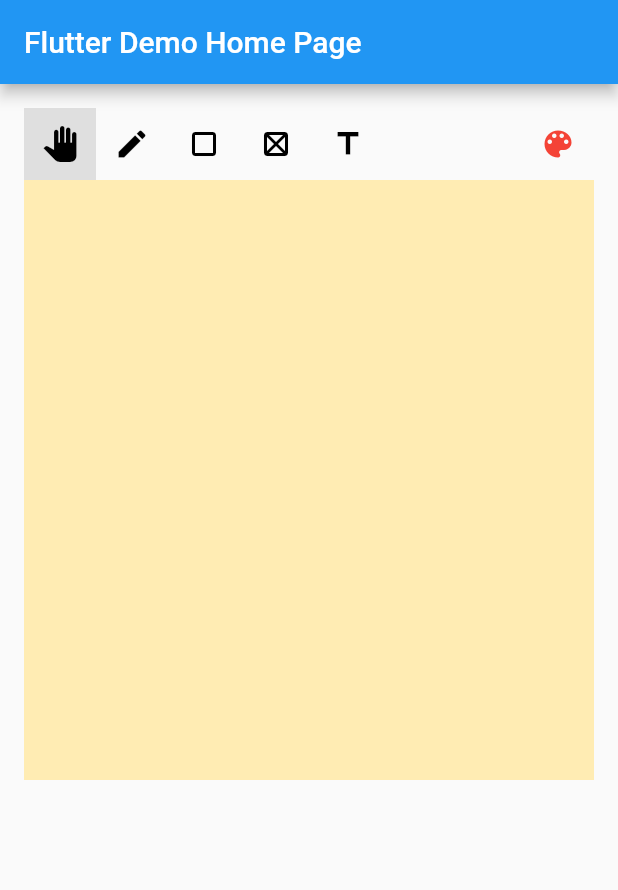
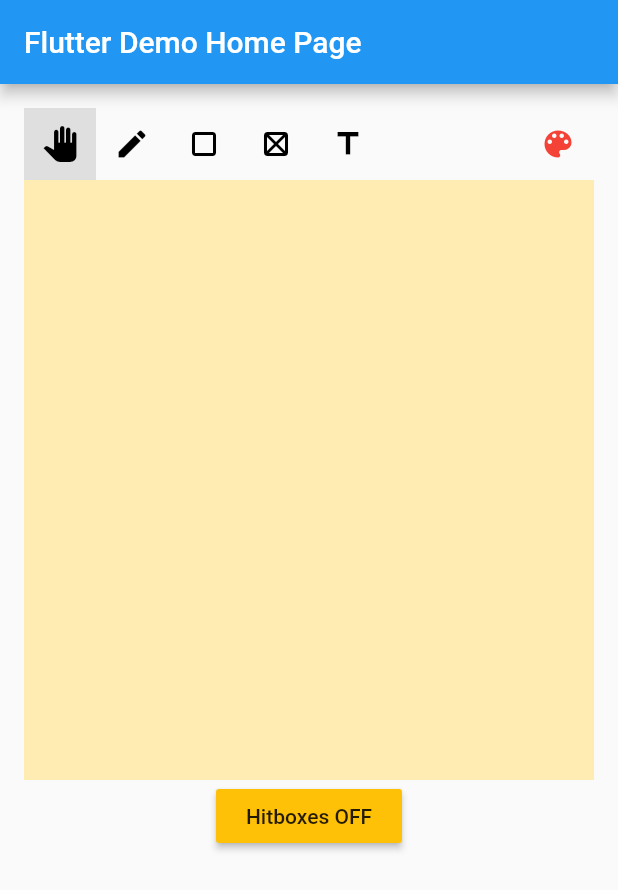
Before and after one commit to graknol/window_paint, a Flutter app: the screen it shows after launch, on a phone screen of 412 x 824 dp. Shown: the top 890 px of the screen. Run offline on Flutter 3.47's test engine with Material 2 defaults, Android fonts, the phone set to English and light mode, and no system bars; our stand-ins replace flutter_colorpicker.

Commit message:
Added button to enable hitboxes in example.

```diff
--- a/example/lib/main.dart
+++ b/example/lib/main.dart
@@ -39,6 +39,8 @@ class _MyHomePageState extends State<MyHomePage> {
     initialColor: Colors.red,
   );
 
+  var debugHitboxes = false;
+
   @override
   void dispose() {
     _windowPaintController.dispose();
@@ -47,7 +49,6 @@ class _MyHomePageState extends State<MyHomePage> {
 
   @override
   Widget build(BuildContext context) {
-    const debugHitboxes = false;
     return Scaffold(
       appBar: AppBar(
         title: Text(widget.title),
@@ -63,7 +64,7 @@ class _MyHomePageState extends State<MyHomePage> {
               ),
               WindowPaint(
                 controller: _windowPaintController,
-                adapters: const {
+                adapters: {
                   'pan_zoom': PanZoomAdapter(),
                   'pencil': DrawPencilAdapter(
                     debugHitboxes: debugHitboxes,
@@ -83,6 +84,20 @@ class _MyHomePageState extends State<MyHomePage> {
                   height: 400,
                 ),
               ),
+              RaisedButton(
+                onPressed: () {
+                  setState(() {
+                    debugHitboxes = !debugHitboxes;
+                  });
+                },
+                color: debugHitboxes ? Colors.green : Colors.amber,
+                child: SizedBox(
+                  width: 92.0,
+                  child: Center(
+                    child: Text('Hitboxes ${debugHitboxes ? 'ON' : 'OFF'}'),
+                  ),
+                ),
+              ),
             ],
           ),
         ),
```
